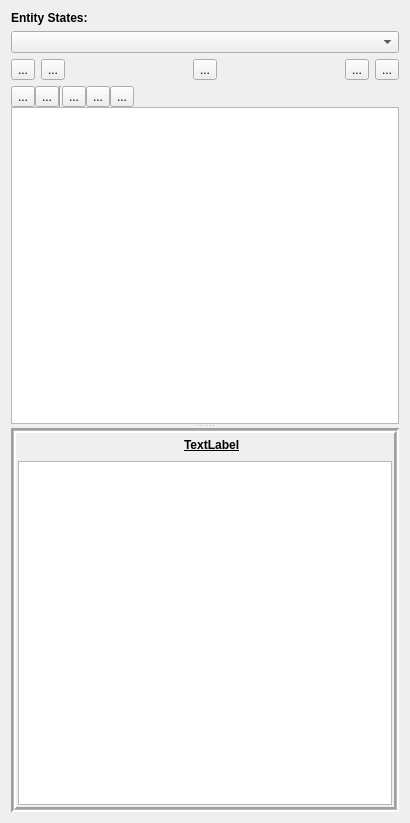
Above: Harmony/src/Editor/Entity/EntityWidget.ui from GameOverture/HarmonyEngine before the change. Below: the same form after it.
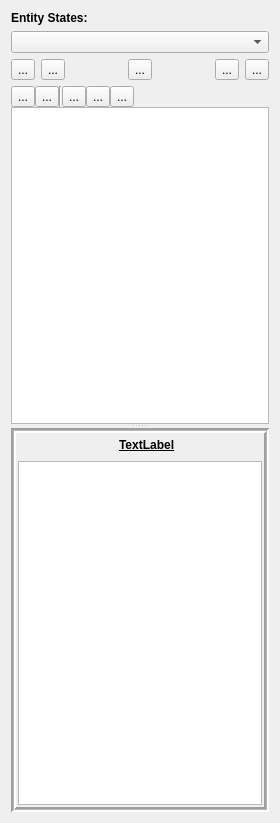
That is the form after the change. Icons and pictures are not drawn. Custom widgets are drawn as their Qt base class.

Patch:
```diff
--- a/Harmony/src/Editor/Entity/EntityWidget.ui
+++ b/Harmony/src/Editor/Entity/EntityWidget.ui
@@ -6,7 +6,7 @@
    <rect>
     <x>0</x>
     <y>0</y>
-    <width>410</width>
+    <width>280</width>
     <height>823</height>
    </rect>
   </property>
```
